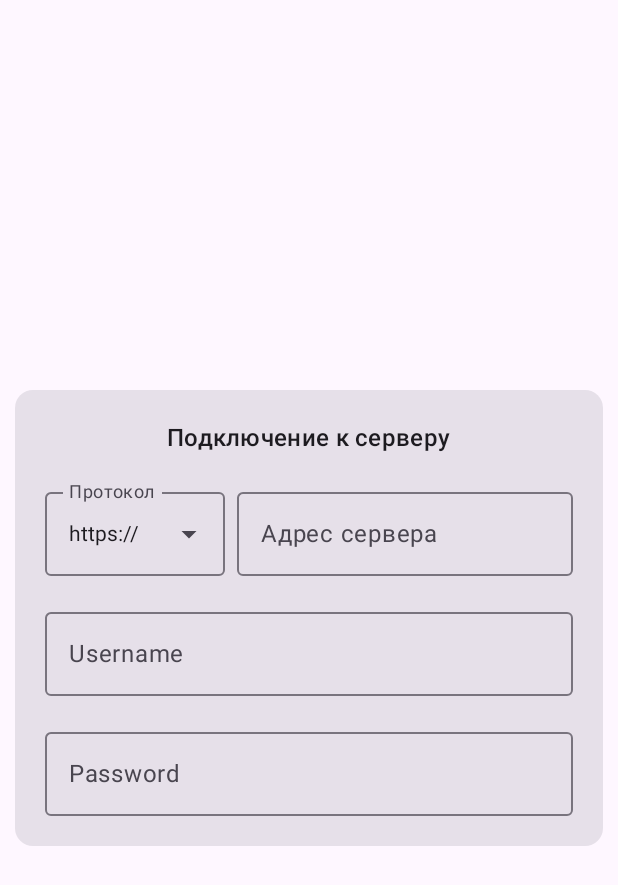
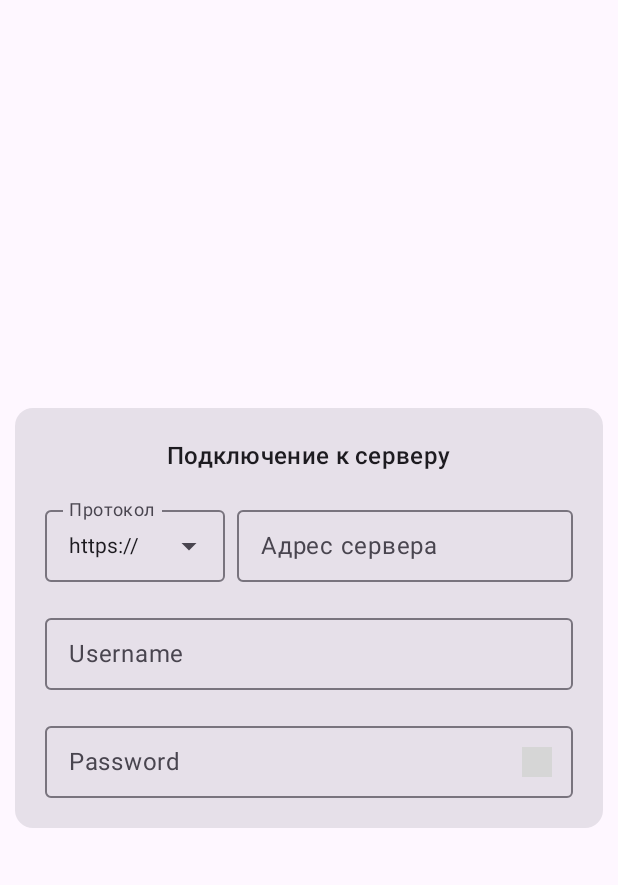
Before and after one commit to nnikitochka/Kord, an Android app built with Jetpack Compose: the @Preview function ServerSelectScreen, on a phone screen of 412 x 824 dp. Shown: the top 885 px of the screen. Run offline under Robolectric (Android 15) with nearby library versions, the phone set to English and light mode, and no system bars; our stand-ins replace Compose Multiplatform resources; 1 statement that could not run was skipped; grey boxes are pictures that could not be loaded.

Commit message:
feat(auth): add password visibility toggle and fix input field heights

```diff
--- a/shared/src/commonMain/kotlin/su/nnedition/kord/data/remote/KordClient.kt
+++ b/shared/src/commonMain/kotlin/su/nnedition/kord/data/remote/KordClient.kt
@@ -26,7 +26,7 @@ class KordClient(
         val targetBase = (baseUrl ?: config.baseUrl).trim().trimEnd('/')
         if (targetBase.isEmpty()) return false
 
-        val pingUrl = "$targetBase/rest/ping.view?v=1.15.0&c=kord&f=json"
+        val pingUrl = "$targetBase/rest/ping?v=1.15.0&c=kord&f=json"
 
         return withTimeoutOrNull(4000L.milliseconds) {
             try {
--- a/shared/src/commonMain/kotlin/su/nnedition/kord/ui/screen/start/ServerSelectScreen.kt
+++ b/shared/src/commonMain/kotlin/su/nnedition/kord/ui/screen/start/ServerSelectScreen.kt
@@ -30,6 +30,8 @@ import androidx.compose.material3.ExperimentalMaterial3Api
 import androidx.compose.material3.ExposedDropdownMenuAnchorType
 import androidx.compose.material3.ExposedDropdownMenuBox
 import androidx.compose.material3.ExposedDropdownMenuDefaults
+import androidx.compose.material3.Icon
+import androidx.compose.material3.IconButton
 import androidx.compose.material3.MaterialTheme
 import androidx.compose.material3.OutlinedTextField
 import androidx.compose.material3.Text
@@ -43,8 +45,13 @@ import androidx.compose.ui.Alignment
 import androidx.compose.ui.Modifier
 import androidx.compose.ui.graphics.Color
 import androidx.compose.ui.text.input.PasswordVisualTransformation
+import androidx.compose.ui.text.input.VisualTransformation
 import androidx.compose.ui.tooling.preview.Preview
 import androidx.compose.ui.unit.dp
+import kord.shared.generated.resources.Res
+import kord.shared.generated.resources.visibility
+import kord.shared.generated.resources.visibility_off
+import org.jetbrains.compose.resources.painterResource
 import kotlinx.coroutines.delay
 import kotlin.time.Duration.Companion.milliseconds
 import su.nnedition.kord.data.remote.KordClient
@@ -68,6 +75,7 @@ fun ServerSelectScreen() {
     var serverAddress by remember { mutableStateOf("") }
     var username by remember { mutableStateOf("") }
     var password by remember { mutableStateOf("") }
+    var passwordVisible by remember { mutableStateOf(false) }
 
     var pingState by remember { mutableStateOf(ServerPingState.IDLE) }
     val kordClient = remember { KordClient.default }
@@ -128,7 +136,9 @@ fun ServerSelectScreen() {
                             trailingIcon = {
                                 ExposedDropdownMenuDefaults.TrailingIcon(expanded = protocolExpanded)
                             },
-                            modifier = Modifier.menuAnchor(ExposedDropdownMenuAnchorType.PrimaryNotEditable),
+                            modifier = Modifier
+                                .menuAnchor(ExposedDropdownMenuAnchorType.PrimaryNotEditable)
+                                .height(56.dp),
                             singleLine = true
                         )
                         ExposedDropdownMenu(
@@ -162,7 +172,9 @@ fun ServerSelectScreen() {
                         },
                         label = { Text("Адрес сервера") },
                         placeholder = { Text("your-server.com") },
-                        modifier = Modifier.weight(1f),
+                        modifier = Modifier
+                            .weight(1f)
+                            .height(56.dp),
                         singleLine = true,
                         trailingIcon = {
                             when (pingState) {
@@ -198,7 +210,9 @@ fun ServerSelectScreen() {
                     value = username,
                     onValueChange = { username = it },
                     label = { Text("Username") },
-                    modifier = Modifier.fillMaxWidth(),
+                    modifier = Modifier
+                        .fillMaxWidth()
+                        .height(56.dp),
                     singleLine = true
                 )
                 Spacer(modifier = Modifier.height(16.dp))
@@ -207,9 +221,23 @@ fun ServerSelectScreen() {
                     value = password,
                     onValueChange = { password = it },
                     label = { Text("Password") },
-                    modifier = Modifier.fillMaxWidth(),
-                    visualTransformation = PasswordVisualTransformation(),
-                    singleLine = true
+                    modifier = Modifier
+                        .fillMaxWidth()
+                        .height(56.dp),
+                    visualTransformation = if (passwordVisible) VisualTransformation.None else PasswordVisualTransformation('*'),
+                    singleLine = true,
+                    trailingIcon = {
+                        IconButton(onClick = { passwordVisible = !passwordVisible }) {
+                            Icon(
+                                painter = painterResource(
+                                    if (passwordVisible) Res.drawable.visibility_off else Res.drawable.visibility
+                                ),
+                                contentDescription = if (passwordVisible) "Скрыть пароль" else "Показать пароль",
+                                modifier = Modifier.size(20.dp),
+                                tint = MaterialTheme.colorScheme.onSurfaceVariant
+                            )
+                        }
+                    }
                 )
 
                 AnimatedVisibility(
```
Also changed, not shown: shared/src/commonMain/composeResources/drawable/visibility.svg (added), shared/src/commonMain/composeResources/drawable/visibility_off.svg (added).
